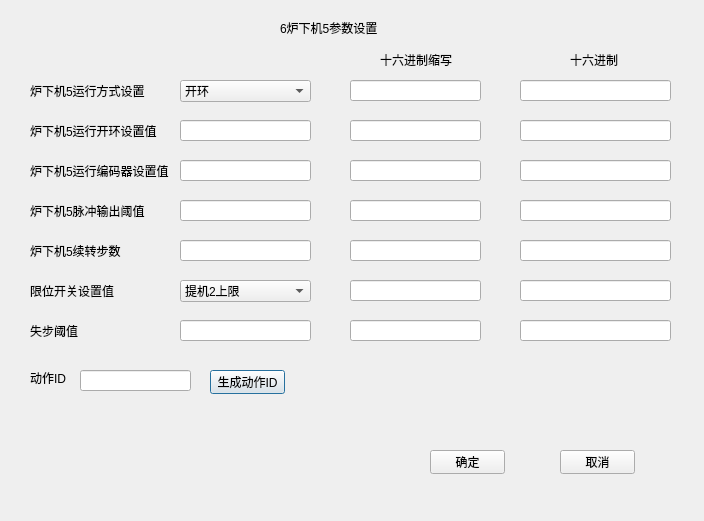
JcypVacant/-experiment-process-config, file ui/stove5.ui: the form before one commit.
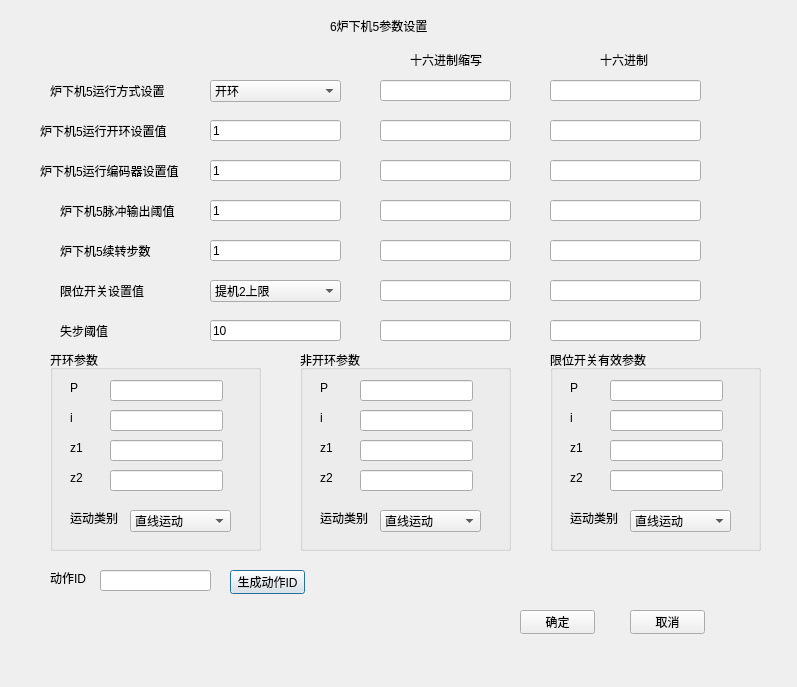
The form after the commit.

Commit message: 完成转机1、样提机2、炉上机3、炉中机4、炉下机5的动作参数配置功能

Diff of the .ui file:
```diff
--- a/ui/stove5.ui
+++ b/ui/stove5.ui
@@ -6,8 +6,8 @@
    <rect>
     <x>0</x>
     <y>0</y>
-    <width>704</width>
-    <height>521</height>
+    <width>797</width>
+    <height>687</height>
    </rect>
   </property>
   <property name="windowTitle">
@@ -16,46 +16,20 @@
   <widget class="QLabel" name="label">
    <property name="geometry">
     <rect>
-     <x>280</x>
-     <y>20</y>
+     <x>330</x>
+     <y>10</y>
      <width>101</width>
-     <height>16</height>
+     <height>31</height>
     </rect>
    </property>
    <property name="text">
     <string>6炉下机5参数设置</string>
    </property>
   </widget>
-  <widget class="QLineEdit" name="lineEdit_6">
-   <property name="geometry">
-    <rect>
-     <x>350</x>
-     <y>80</y>
-     <width>131</width>
-     <height>21</height>
-    </rect>
-   </property>
-   <property name="text">
-    <string/>
-   </property>
-   <property name="readOnly">
-    <bool>true</bool>
-   </property>
-  </widget>
-  <widget class="QLineEdit" name="lineEdit_3">
-   <property name="geometry">
-    <rect>
-     <x>180</x>
-     <y>200</y>
-     <width>131</width>
-     <height>21</height>
-    </rect>
-   </property>
-  </widget>
   <widget class="QLabel" name="label_2">
    <property name="geometry">
     <rect>
-     <x>30</x>
+     <x>50</x>
      <y>80</y>
      <width>121</width>
      <height>21</height>
@@ -65,190 +39,10 @@
     <string>炉下机5运行方式设置</string>
    </property>
   </widget>
-  <widget class="QLineEdit" name="lineEdit_17">
-   <property name="geometry">
-    <rect>
-     <x>350</x>
-     <y>280</y>
-     <width>131</width>
-     <height>21</height>
-    </rect>
-   </property>
-   <property name="text">
-    <string/>
-   </property>
-   <property name="readOnly">
-    <bool>true</bool>
-   </property>
-  </widget>
-  <widget class="QLineEdit" name="lineEdit_13">
-   <property name="geometry">
-    <rect>
-     <x>350</x>
-     <y>200</y>
-     <width>131</width>
-     <height>21</height>
-    </rect>
-   </property>
-   <property name="text">
-    <string/>
-   </property>
-   <property name="readOnly">
-    <bool>true</bool>
-   </property>
-  </widget>
-  <widget class="QLineEdit" name="lineEdit_15">
-   <property name="geometry">
-    <rect>
-     <x>350</x>
-     <y>240</y>
-     <width>131</width>
-     <height>21</height>
-    </rect>
-   </property>
-   <property name="text">
-    <string/>
-   </property>
-   <property name="readOnly">
-    <bool>true</bool>
-   </property>
-  </widget>
-  <widget class="QLineEdit" name="lineEdit_19">
-   <property name="geometry">
-    <rect>
-     <x>350</x>
-     <y>320</y>
-     <width>131</width>
-     <height>21</height>
-    </rect>
-   </property>
-   <property name="text">
-    <string/>
-   </property>
-   <property name="readOnly">
-    <bool>true</bool>
-   </property>
-  </widget>
-  <widget class="QLabel" name="label_8">
-   <property name="geometry">
-    <rect>
-     <x>30</x>
-     <y>320</y>
-     <width>131</width>
-     <height>21</height>
-    </rect>
-   </property>
-   <property name="text">
-    <string>失步阈值</string>
-   </property>
-  </widget>
-  <widget class="QLineEdit" name="lineEdit_4">
-   <property name="geometry">
-    <rect>
-     <x>180</x>
-     <y>240</y>
-     <width>131</width>
-     <height>21</height>
-    </rect>
-   </property>
-   <property name="text">
-    <string/>
-   </property>
-  </widget>
-  <widget class="QLineEdit" name="lineEdit_11">
-   <property name="geometry">
-    <rect>
-     <x>350</x>
-     <y>160</y>
-     <width>131</width>
-     <height>21</height>
-    </rect>
-   </property>
-   <property name="text">
-    <string/>
-   </property>
-   <property name="readOnly">
-    <bool>true</bool>
-   </property>
-  </widget>
-  <widget class="QLabel" name="label_10">
-   <property name="geometry">
-    <rect>
-     <x>570</x>
-     <y>50</y>
-     <width>81</width>
-     <height>20</height>
-    </rect>
-   </property>
-   <property name="text">
-    <string>十六进制</string>
-   </property>
-  </widget>
-  <widget class="QPushButton" name="pushButton">
+  <widget class="QComboBox" name="runModeComboBox">
    <property name="geometry">
     <rect>
      <x>210</x>
-     <y>370</y>
-     <width>75</width>
-     <height>24</height>
-    </rect>
-   </property>
-   <property name="text">
-    <string>生成动作ID</string>
-   </property>
-  </widget>
-  <widget class="QLineEdit" name="lineEdit_7">
-   <property name="geometry">
-    <rect>
-     <x>520</x>
-     <y>80</y>
-     <width>151</width>
-     <height>21</height>
-    </rect>
-   </property>
-   <property name="text">
-    <string/>
-   </property>
-   <property name="readOnly">
-    <bool>true</bool>
-   </property>
-  </widget>
-  <widget class="QLineEdit" name="lineEdit_14">
-   <property name="geometry">
-    <rect>
-     <x>520</x>
-     <y>240</y>
-     <width>151</width>
-     <height>21</height>
-    </rect>
-   </property>
-   <property name="text">
-    <string/>
-   </property>
-   <property name="readOnly">
-    <bool>true</bool>
-   </property>
-  </widget>
-  <widget class="QLineEdit" name="lineEdit_8">
-   <property name="geometry">
-    <rect>
-     <x>520</x>
-     <y>120</y>
-     <width>151</width>
-     <height>21</height>
-    </rect>
-   </property>
-   <property name="text">
-    <string/>
-   </property>
-   <property name="readOnly">
-    <bool>true</bool>
-   </property>
-  </widget>
-  <widget class="QComboBox" name="comboBox">
-   <property name="geometry">
-    <rect>
-     <x>180</x>
      <y>80</y>
      <width>131</width>
      <height>22</height>
@@ -270,36 +64,127 @@
     </property>
    </item>
   </widget>
-  <widget class="QLineEdit" name="lineEdit">
+  <widget class="QLabel" name="label_3">
    <property name="geometry">
     <rect>
-     <x>180</x>
+     <x>40</x>
      <y>120</y>
+     <width>141</width>
+     <height>21</height>
+    </rect>
+   </property>
+   <property name="text">
+    <string>炉下机5运行开环设置值</string>
+   </property>
+  </widget>
+  <widget class="QLineEdit" name="valLineEdit_1">
+   <property name="geometry">
+    <rect>
+     <x>210</x>
+     <y>120</y>
      <width>131</width>
      <height>21</height>
     </rect>
    </property>
+   <property name="text">
+    <string>1</string>
+   </property>
   </widget>
-  <widget class="QLineEdit" name="lineEdit_20">
+  <widget class="QLabel" name="label_4">
    <property name="geometry">
     <rect>
-     <x>80</x>
-     <y>370</y>
+     <x>40</x>
+     <y>160</y>
+     <width>151</width>
+     <height>21</height>
+    </rect>
+   </property>
+   <property name="text">
+    <string>炉下机5运行编码器设置值</string>
+   </property>
+  </widget>
+  <widget class="QLineEdit" name="valLineEdit_2">
+   <property name="geometry">
+    <rect>
+     <x>210</x>
+     <y>160</y>
+     <width>131</width>
+     <height>21</height>
+    </rect>
+   </property>
+   <property name="text">
+    <string>1</string>
+   </property>
+  </widget>
+  <widget class="QLineEdit" name="valLineEdit_3">
+   <property name="geometry">
+    <rect>
+     <x>210</x>
+     <y>200</y>
+     <width>131</width>
+     <height>21</height>
+    </rect>
+   </property>
+   <property name="text">
+    <string>1</string>
+   </property>
+  </widget>
+  <widget class="QLabel" name="label_5">
+   <property name="geometry">
+    <rect>
+     <x>60</x>
+     <y>200</y>
+     <width>131</width>
+     <height>21</height>
+    </rect>
+   </property>
+   <property name="text">
+    <string>炉下机5脉冲输出阈值</string>
+   </property>
+  </widget>
+  <widget class="QLineEdit" name="valLineEdit_4">
+   <property name="geometry">
+    <rect>
+     <x>210</x>
+     <y>240</y>
+     <width>131</width>
+     <height>21</height>
+    </rect>
+   </property>
+   <property name="text">
+    <string>1</string>
+   </property>
+  </widget>
+  <widget class="QLabel" name="label_6">
+   <property name="geometry">
+    <rect>
+     <x>60</x>
+     <y>240</y>
+     <width>131</width>
+     <height>21</height>
+    </rect>
+   </property>
+   <property name="text">
+    <string>炉下机5续转步数</string>
+   </property>
+  </widget>
+  <widget class="QLabel" name="label_7">
+   <property name="geometry">
+    <rect>
+     <x>60</x>
+     <y>280</y>
      <width>111</width>
      <height>21</height>
     </rect>
    </property>
    <property name="text">
-    <string/>
-   </property>
-   <property name="readOnly">
-    <bool>true</bool>
+    <string>限位开关设置值</string>
    </property>
   </widget>
   <widget class="QComboBox" name="comboBox_2">
    <property name="geometry">
     <rect>
-     <x>180</x>
+     <x>210</x>
      <y>280</y>
      <width>131</width>
      <height>22</height>
@@ -361,36 +246,36 @@
     </property>
    </item>
   </widget>
-  <widget class="QPushButton" name="pushButton_3">
+  <widget class="QLabel" name="label_8">
    <property name="geometry">
     <rect>
-     <x>560</x>
-     <y>450</y>
-     <width>75</width>
-     <height>24</height>
+     <x>60</x>
+     <y>320</y>
+     <width>131</width>
+     <height>21</height>
     </rect>
    </property>
    <property name="text">
-    <string>取消</string>
+    <string>失步阈值</string>
    </property>
   </widget>
-  <widget class="QLabel" name="label_5">
+  <widget class="QLineEdit" name="valLineEdit_5">
    <property name="geometry">
     <rect>
-     <x>30</x>
-     <y>200</y>
+     <x>210</x>
+     <y>320</y>
      <width>131</width>
      <height>21</height>
     </rect>
    </property>
    <property name="text">
-    <string>炉下机5脉冲输出阈值</string>
+    <string>10</string>
    </property>
   </widget>
   <widget class="QLabel" name="label_9">
    <property name="geometry">
     <rect>
-     <x>380</x>
+     <x>410</x>
      <y>50</y>
      <width>81</width>
      <height>20</height>
@@ -403,21 +288,117 @@
   <widget class="QLabel" name="label_4">
    <property name="geometry">
     <rect>
-     <x>30</x>
+     <x>600</x>
+     <y>50</y>
+     <width>81</width>
+     <height>20</height>
+    </rect>
+   </property>
+   <property name="text">
+    <string>十六进制</string>
+   </property>
+  </widget>
+  <widget class="QLineEdit" name="hexOmitLineEdit_1">
+   <property name="geometry">
+    <rect>
+     <x>380</x>
+     <y>80</y>
+     <width>131</width>
+     <height>21</height>
+    </rect>
+   </property>
+   <property name="text">
+    <string/>
+   </property>
+   <property name="readOnly">
+    <bool>true</bool>
+   </property>
+  </widget>
+  <widget class="QLineEdit" name="hexLineEdit_1">
+   <property name="geometry">
+    <rect>
+     <x>550</x>
+     <y>80</y>
+     <width>151</width>
+     <height>21</height>
+    </rect>
+   </property>
+   <property name="text">
+    <string/>
+   </property>
+   <property name="readOnly">
+    <bool>true</bool>
+   </property>
+  </widget>
+  <widget class="QLineEdit" name="hexLineEdit_2">
+   <property name="geometry">
+    <rect>
+     <x>550</x>
+     <y>120</y>
+     <width>151</width>
+     <height>21</height>
+    </rect>
+   </property>
+   <property name="text">
+    <string/>
+   </property>
+   <property name="readOnly">
+    <bool>true</bool>
+   </property>
+  </widget>
+  <widget class="QLineEdit" name="hexOmitLineEdit_2">
+   <property name="geometry">
+    <rect>
+     <x>380</x>
+     <y>120</y>
+     <width>131</width>
+     <height>21</height>
+    </rect>
+   </property>
+   <property name="text">
+    <string/>
+   </property>
+   <property name="readOnly">
+    <bool>true</bool>
+   </property>
+  </widget>
+  <widget class="QLineEdit" name="hexLineEdit_3">
+   <property name="geometry">
+    <rect>
+     <x>550</x>
      <y>160</y>
-     <width>141</width>
+     <width>151</width>
      <height>21</height>
     </rect>
    </property>
    <property name="text">
-    <string>炉下机5运行编码器设置值</string>
+    <string/>
    </property>
+   <property name="readOnly">
+    <bool>true</bool>
+   </property>
   </widget>
   <widget class="QLineEdit" name="lineEdit_10">
    <property name="geometry">
     <rect>
-     <x>520</x>
+     <x>380</x>
      <y>160</y>
+     <width>131</width>
+     <height>21</height>
+    </rect>
+   </property>
+   <property name="text">
+    <string/>
+   </property>
+   <property name="readOnly">
+    <bool>true</bool>
+   </property>
+  </widget>
+  <widget class="QLineEdit" name="hexLineEdit_4">
+   <property name="geometry">
+    <rect>
+     <x>550</x>
+     <y>200</y>
      <width>151</width>
      <height>21</height>
     </rect>
@@ -429,34 +410,91 @@
     <bool>true</bool>
    </property>
   </widget>
-  <widget class="QLabel" name="label_7">
+  <widget class="QLineEdit" name="hexOmitLineEdit_4">
    <property name="geometry">
     <rect>
-     <x>30</x>
+     <x>380</x>
+     <y>200</y>
+     <width>131</width>
+     <height>21</height>
+    </rect>
+   </property>
+   <property name="text">
+    <string/>
+   </property>
+   <property name="readOnly">
+    <bool>true</bool>
+   </property>
+  </widget>
+  <widget class="QLineEdit" name="hexLineEdit_5">
+   <property name="geometry">
+    <rect>
+     <x>550</x>
+     <y>240</y>
+     <width>151</width>
+     <height>21</height>
+    </rect>
+   </property>
+   <property name="text">
+    <string/>
+   </property>
+   <property name="readOnly">
+    <bool>true</bool>
+   </property>
+  </widget>
+  <widget class="QLineEdit" name="hexOmitLineEdit_5">
+   <property name="geometry">
+    <rect>
+     <x>380</x>
+     <y>240</y>
+     <width>131</width>
+     <height>21</height>
+    </rect>
+   </property>
+   <property name="text">
+    <string/>
+   </property>
+   <property name="readOnly">
+    <bool>true</bool>
+   </property>
+  </widget>
+  <widget class="QLineEdit" name="hexLineEdit_6">
+   <property name="geometry">
+    <rect>
+     <x>550</x>
      <y>280</y>
-     <width>111</width>
+     <width>151</width>
      <height>21</height>
     </rect>
    </property>
    <property name="text">
-    <string>限位开关设置值</string>
+    <string/>
    </property>
+   <property name="readOnly">
+    <bool>true</bool>
+   </property>
   </widget>
   <widget class="QLineEdit" name="lineEdit_2">
    <property name="geometry">
     <rect>
-     <x>180</x>
-     <y>160</y>
+     <x>380</x>
+     <y>280</y>
      <width>131</width>
      <height>21</height>
     </rect>
    </property>
+   <property name="text">
+    <string/>
+   </property>
+   <property name="readOnly">
+    <bool>true</bool>
+   </property>
   </widget>
   <widget class="QLineEdit" name="lineEdit_12">
    <property name="geometry">
     <rect>
-     <x>520</x>
-     <y>200</y>
+     <x>550</x>
+     <y>320</y>
      <width>151</width>
      <height>21</height>
     </rect>
@@ -468,11 +506,27 @@
     <bool>true</bool>
    </property>
   </widget>
+  <widget class="QLineEdit" name="hexOmitLineEdit_7">
+   <property name="geometry">
+    <rect>
+     <x>380</x>
+     <y>320</y>
+     <width>131</width>
+     <height>21</height>
+    </rect>
+   </property>
+   <property name="text">
+    <string/>
+   </property>
+   <property name="readOnly">
+    <bool>true</bool>
+   </property>
+  </widget>
   <widget class="QLabel" name="label_11">
    <property name="geometry">
     <rect>
-     <x>30</x>
-     <y>370</y>
+     <x>50</x>
+     <y>570</y>
      <width>54</width>
      <height>16</height>
     </rect>
@@ -481,11 +535,40 @@
     <string>动作ID</string>
    </property>
   </widget>
-  <widget class="QPushButton" name="pushButton_2">
+  <widget class="QLineEdit" name="actionIDLineEdit">
    <property name="geometry">
     <rect>
-     <x>430</x>
-     <y>450</y>
+     <x>100</x>
+     <y>570</y>
+     <width>111</width>
+     <height>21</height>
+    </rect>
+   </property>
+   <property name="text">
+    <string/>
+   </property>
+   <property name="readOnly">
+    <bool>true</bool>
+   </property>
+  </widget>
+  <widget class="QPushButton" name="generateIDPushButton">
+   <property name="geometry">
+    <rect>
+     <x>230</x>
+     <y>570</y>
+     <width>75</width>
+     <height>24</height>
+    </rect>
+   </property>
+   <property name="text">
+    <string>生成动作ID</string>
+   </property>
+  </widget>
+  <widget class="QPushButton" name="commitPushButton">
+   <property name="geometry">
+    <rect>
+     <x>520</x>
+     <y>610</y>
      <width>75</width>
      <height>24</height>
     </rect>
@@ -494,92 +577,468 @@
     <string>确定</string>
    </property>
   </widget>
-  <widget class="QLabel" name="label_6">
+  <widget class="QPushButton" name="cancelPushButton">
    <property name="geometry">
     <rect>
-     <x>30</x>
-     <y>240</y>
-     <width>131</width>
-     <height>21</height>
+     <x>630</x>
+     <y>610</y>
+     <width>75</width>
+     <height>24</height>
     </rect>
    </property>
    <property name="text">
-    <string>炉下机5续转步数</string>
+    <string>取消</string>
    </property>
   </widget>
-  <widget class="QLineEdit" name="lineEdit_16">
+  <widget class="QGroupBox" name="groupBox">
    <property name="geometry">
     <rect>
-     <x>520</x>
-     <y>280</y>
-     <width>151</width>
-     <height>21</height>
+     <x>50</x>
+     <y>350</y>
+     <width>211</width>
+     <height>201</height>
     </rect>
    </property>
-   <property name="text">
-    <string/>
+   <property name="title">
+    <string>开环参数</string>
    </property>
-   <property name="readOnly">
-    <bool>true</bool>
-   </property>
+   <widget class="QLabel" name="label_12">
+    <property name="geometry">
+     <rect>
+      <x>20</x>
+      <y>30</y>
+      <width>31</width>
+      <height>16</height>
+     </rect>
+    </property>
+    <property name="text">
+     <string>P</string>
+    </property>
+   </widget>
+   <widget class="QLineEdit" name="pLineEdit_1">
+    <property name="geometry">
+     <rect>
+      <x>60</x>
+      <y>30</y>
+      <width>113</width>
+      <height>21</height>
+     </rect>
+    </property>
+    <property name="readOnly">
+     <bool>true</bool>
+    </property>
+   </widget>
+   <widget class="QLabel" name="label_13">
+    <property name="geometry">
+     <rect>
+      <x>20</x>
+      <y>60</y>
+      <width>31</width>
+      <height>16</height>
+     </rect>
+    </property>
+    <property name="text">
+     <string>i</string>
+    </property>
+   </widget>
+   <widget class="QLineEdit" name="iLineEdit_1">
+    <property name="geometry">
+     <rect>
+      <x>60</x>
+      <y>60</y>
+      <width>113</width>
+      <height>21</height>
+     </rect>
+    </property>
+    <property name="readOnly">
+     <bool>true</bool>
+    </property>
+   </widget>
+   <widget class="QLabel" name="label_14">
+    <property name="geometry">
+     <rect>
+      <x>20</x>
+      <y>90</y>
+      <width>31</width>
+      <height>16</height>
+     </rect>
+    </property>
+    <property name="text">
+     <string>z1</string>
+    </property>
+   </widget>
+   <widget class="QLineEdit" name="z1LineEdit_1">
+    <property name="geometry">
+     <rect>
+      <x>60</x>
+      <y>90</y>
+      <width>113</width>
+      <height>21</height>
+     </rect>
+    </property>
+    <property name="readOnly">
+     <bool>true</bool>
+    </property>
+   </widget>
+   <widget class="QLabel" name="label_15">
+    <property name="geometry">
+     <rect>
+      <x>20</x>
+      <y>120</y>
+      <width>31</width>
+      <height>16</height>
+     </rect>
+    </property>
+    <property name="text">
+     <string>z2</string>
+    </property>
+   </widget>
+   <widget class="QLineEdit" name="z2LineEdit_1">
+    <property name="geometry">
+     <rect>
+      <x>60</x>
+      <y>120</y>
+      <width>113</width>
+      <height>21</height>
+     </rect>
+    </property>
+    <property name="readOnly">
+     <bool>true</bool>
+    </property>
+   </widget>
+   <widget class="QLabel" name="label_16">
+    <property name="geometry">
+     <rect>
+      <x>20</x>
+      <y>160</y>
+      <width>51</width>
+      <height>16</height>
+     </rect>
+    </property>
+    <property name="text">
+     <string>运动类别</string>
+    </property>
+   </widget>
+   <widget class="QComboBox" name="typeComboBox_1">
+    <property name="geometry">
+     <rect>
+      <x>80</x>
+      <y>160</y>
+      <width>101</width>
+      <height>22</height>
+     </rect>
+    </property>
+    <item>
+     <property name="text">
+      <string>直线运动</string>
+     </property>
+    </item>
+    <item>
+     <property name="text">
+      <string>圆周运动</string>
+     </property>
+    </item>
+   </widget>
   </widget>
-  <widget class="QLabel" name="label_3">
+  <widget class="QGroupBox" name="groupBox_2">
    <property name="geometry">
     <rect>
-     <x>30</x>
-     <y>120</y>
-     <width>131</width>
-     <height>21</height>
+     <x>300</x>
+     <y>350</y>
+     <width>211</width>
+     <height>201</height>
     </rect>
    </property>
-   <property name="text">
-    <string>炉下机5运行开环设置值</string>
+   <property name="title">
+    <string>非开环参数</string>
    </property>
+   <widget class="QLabel" name="label_17">
+    <property name="geometry">
+     <rect>
+      <x>20</x>
+      <y>30</y>
+      <width>31</width>
+      <height>16</height>
+     </rect>
+    </property>
+    <property name="text">
+     <string>P</string>
+    </property>
+   </widget>
+   <widget class="QLineEdit" name="pLineEdit_2">
+    <property name="geometry">
+     <rect>
+      <x>60</x>
+      <y>30</y>
+      <width>113</width>
+      <height>21</height>
+     </rect>
+    </property>
+    <property name="readOnly">
+     <bool>true</bool>
+    </property>
+   </widget>
+   <widget class="QLabel" name="label_18">
+    <property name="geometry">
+     <rect>
+      <x>20</x>
+      <y>60</y>
+      <width>31</width>
+      <height>16</height>
+     </rect>
+    </property>
+    <property name="text">
+     <string>i</string>
+    </property>
+   </widget>
+   <widget class="QLineEdit" name="iLineEdit_2">
+    <property name="geometry">
+     <rect>
+      <x>60</x>
+      <y>60</y>
+      <width>113</width>
+      <height>21</height>
+     </rect>
+    </property>
+    <property name="readOnly">
+     <bool>true</bool>
+    </property>
+   </widget>
+   <widget class="QLabel" name="label_19">
+    <property name="geometry">
+     <rect>
+      <x>20</x>
+      <y>90</y>
+      <width>31</width>
+      <height>16</height>
+     </rect>
+    </property>
+    <property name="text">
+     <string>z1</string>
+    </property>
+   </widget>
+   <widget class="QLineEdit" name="z1LineEdit_2">
+    <property name="geometry">
+     <rect>
+      <x>60</x>
+      <y>90</y>
+      <width>113</width>
+      <height>21</height>
+     </rect>
+    </property>
+    <property name="readOnly">
+     <bool>true</bool>
+    </property>
+   </widget>
+   <widget class="QLabel" name="label_20">
+    <property name="geometry">
+     <rect>
+      <x>20</x>
+      <y>120</y>
+      <width>31</width>
+      <height>16</height>
+     </rect>
+    </property>
+    <property name="text">
+     <string>z2</string>
+    </property>
+   </widget>
+   <widget class="QLineEdit" name="z2LineEdit_2">
+    <property name="geometry">
+     <rect>
+      <x>60</x>
+      <y>120</y>
+      <width>113</width>
+      <height>21</height>
+     </rect>
+    </property>
+    <property name="readOnly">
+     <bool>true</bool>
+    </property>
+   </widget>
+   <widget class="QLabel" name="label_21">
+    <property name="geometry">
+     <rect>
+      <x>20</x>
+      <y>160</y>
+      <width>51</width>
+      <height>16</height>
+     </rect>
+    </property>
+    <property name="text">
+     <string>运动类别</string>
+    </property>
+   </widget>
+   <widget class="QComboBox" name="typeComboBox_2">
+    <property name="geometry">
+     <rect>
+      <x>80</x>
+      <y>160</y>
+      <width>101</width>
+      <height>22</height>
+     </rect>
+    </property>
+    <item>
+     <property name="text">
+      <string>直线运动</string>
+     </property>
+    </item>
+    <item>
+     <property name="text">
+      <string>圆周运动</string>
+     </property>
+    </item>
+   </widget>
   </widget>
-  <widget class="QLineEdit" name="lineEdit_18">
+  <widget class="QGroupBox" name="groupBox_3">
    <property name="geometry">
     <rect>
-     <x>520</x>
-     <y>320</y>
-     <width>151</width>
-     <height>21</height>
+     <x>550</x>
+     <y>350</y>
+     <width>211</width>
+     <height>201</height>
     </rect>
    </property>
-   <property name="text">
-    <string/>
+   <property name="title">
+    <string>限位开关有效参数</string>
    </property>
-   <property name="readOnly">
-    <bool>true</bool>
-   </property>
-  </widget>
-  <widget class="QLineEdit" name="lineEdit_9">
-   <property name="geometry">
-    <rect>
-     <x>350</x>
-     <y>120</y>
-     <width>131</width>
-     <height>21</height>
-    </rect>
-   </property>
-   <property name="text">
-    <string/>
-   </property>
-   <property name="readOnly">
-    <bool>true</bool>
-   </property>
-  </widget>
-  <widget class="QLineEdit" name="lineEdit_5">
-   <property name="geometry">
-    <rect>
-     <x>180</x>
-     <y>320</y>
-     <width>131</width>
-     <height>21</height>
-    </rect>
-   </property>
-   <property name="text">
-    <string/>
-   </property>
+   <widget class="QLabel" name="label_22">
+    <property name="geometry">
+     <rect>
+      <x>20</x>
+      <y>30</y>
+      <width>31</width>
+      <height>16</height>
+     </rect>
+    </property>
+    <property name="text">
+     <string>P</string>
+    </property>
+   </widget>
+   <widget class="QLineEdit" name="pLineEdit_3">
+    <property name="geometry">
+     <rect>
+      <x>60</x>
+      <y>30</y>
+      <width>113</width>
+      <height>21</height>
+     </rect>
+    </property>
+    <property name="readOnly">
+     <bool>true</bool>
+    </property>
+   </widget>
+   <widget class="QLabel" name="label_23">
+    <property name="geometry">
+     <rect>
+      <x>20</x>
+      <y>60</y>
+      <width>31</width>
+      <height>16</height>
+     </rect>
+    </property>
+    <property name="text">
+     <string>i</string>
+    </property>
+   </widget>
+   <widget class="QLineEdit" name="iLineEdit_3">
+    <property name="geometry">
+     <rect>
+      <x>60</x>
+      <y>60</y>
+      <width>113</width>
+      <height>21</height>
+     </rect>
+    </property>
+    <property name="readOnly">
+     <bool>true</bool>
+    </property>
+   </widget>
+   <widget class="QLabel" name="label_24">
+    <property name="geometry">
+     <rect>
+      <x>20</x>
+      <y>90</y>
+      <width>31</width>
+      <height>16</height>
+     </rect>
+    </property>
+    <property name="text">
+     <string>z1</string>
+    </property>
+   </widget>
+   <widget class="QLineEdit" name="z1LineEdit_3">
+    <property name="geometry">
+     <rect>
+      <x>60</x>
+      <y>90</y>
+      <width>113</width>
+      <height>21</height>
+     </rect>
+    </property>
+    <property name="readOnly">
+     <bool>true</bool>
+    </property>
+   </widget>
+   <widget class="QLabel" name="label_25">
+    <property name="geometry">
+     <rect>
+      <x>20</x>
+      <y>120</y>
+      <width>31</width>
+      <height>16</height>
+     </rect>
+    </property>
+    <property name="text">
+     <string>z2</string>
+    </property>
+   </widget>
+   <widget class="QLineEdit" name="z2LineEdit_3">
+    <property name="geometry">
+     <rect>
+      <x>60</x>
+      <y>120</y>
+      <width>113</width>
+      <height>21</height>
+     </rect>
+    </property>
+    <property name="readOnly">
+     <bool>true</bool>
+    </property>
+   </widget>
+   <widget class="QLabel" name="label_26">
+    <property name="geometry">
+     <rect>
+      <x>20</x>
+      <y>160</y>
+      <width>51</width>
+      <height>16</height>
+     </rect>
+    </property>
+    <property name="text">
+     <string>运动类别</string>
+    </property>
+   </widget>
+   <widget class="QComboBox" name="typeComboBox_3">
+    <property name="geometry">
+     <rect>
+      <x>80</x>
+      <y>160</y>
+      <width>101</width>
+      <height>22</height>
+     </rect>
+    </property>
+    <item>
+     <property name="text">
+      <string>直线运动</string>
+     </property>
+    </item>
+    <item>
+     <property name="text">
+      <string>圆周运动</string>
+     </property>
+    </item>
+   </widget>
   </widget>
  </widget>
  <resources/>
```
Left out of the diff: 10 changed lines with no effect on the pictures. The commit also changes 27 other files.
